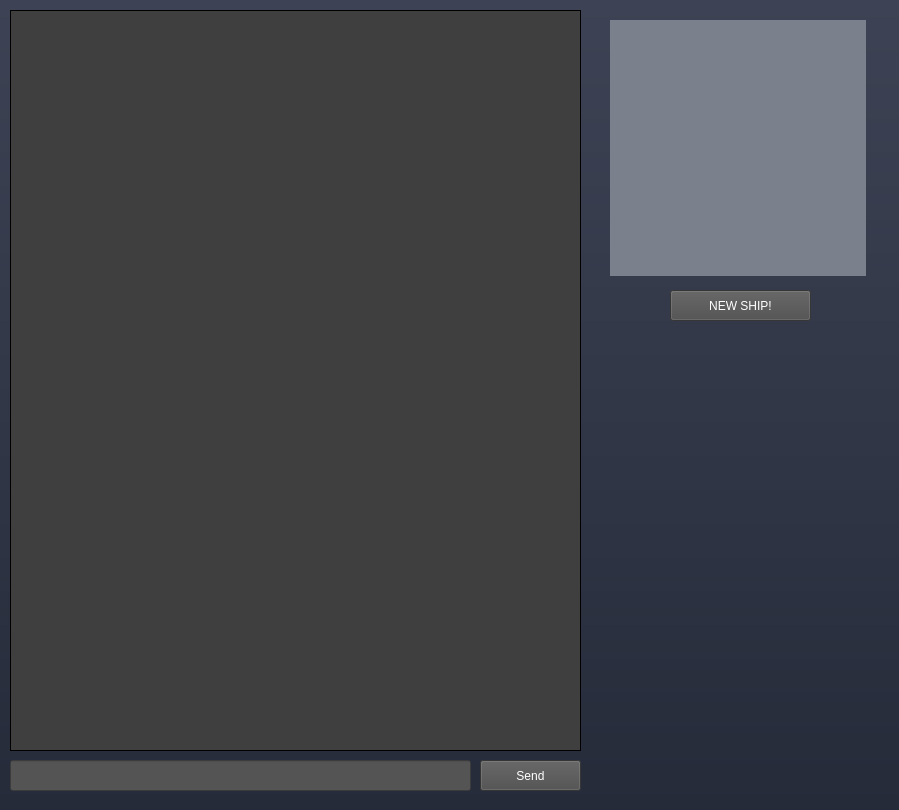
Qt form Client/DeisgnerWindow.ui (dicemaster5/comp260-server) before a commit.
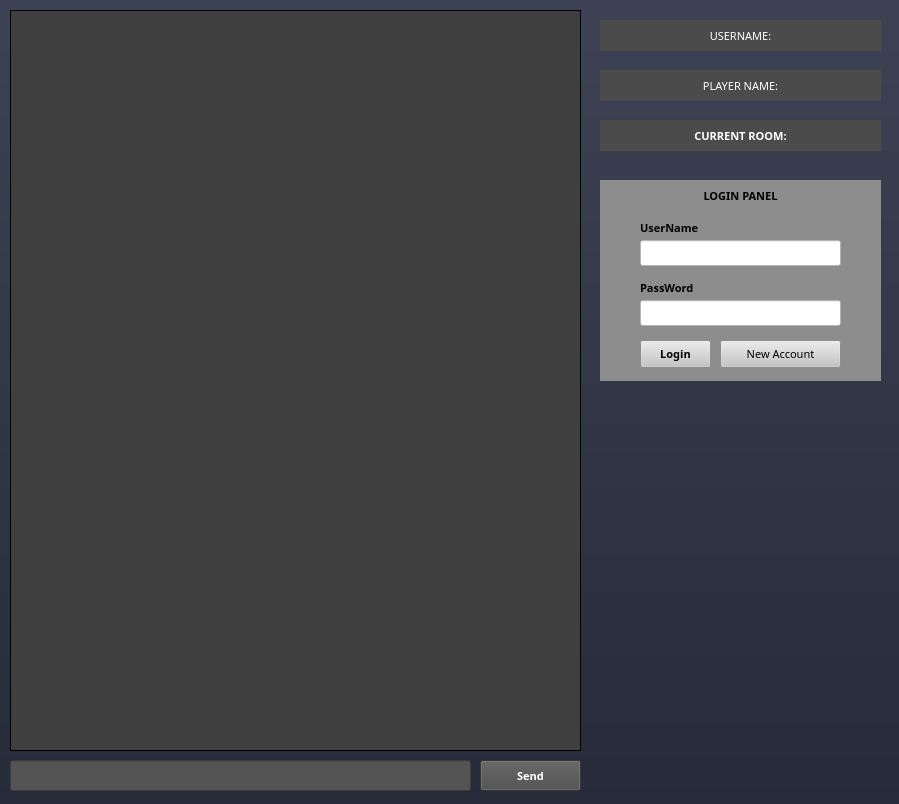
The same form after that commit.

Commit message: Big Update, many changes, Login system now in with database manager.

Diff of the .ui file:
```diff
--- a/Client/DeisgnerWindow.ui
+++ b/Client/DeisgnerWindow.ui
@@ -10,7 +10,7 @@
     <x>0</x>
     <y>0</y>
     <width>899</width>
-    <height>810</height>
+    <height>804</height>
    </rect>
   </property>
   <property name="maximumSize">
@@ -19,6 +19,15 @@
     <height>817</height>
    </size>
   </property>
+  <property name="font">
+   <font>
+    <family>8514oem</family>
+    <pointsize>8</pointsize>
+    <weight>75</weight>
+    <italic>false</italic>
+    <bold>true</bold>
+   </font>
+  </property>
   <property name="cursor">
    <cursorShape>ArrowCursor</cursorShape>
   </property>
@@ -29,13 +38,19 @@
    <double>1.000000000000000</double>
   </property>
   <property name="styleSheet">
-   <string notr="true">background-color: qlineargradient(spread:pad, x1:1, y1:1, x2:1, y2:0, stop:0 rgba(38, 43, 58 255), stop:1 rgba(61, 67, 84, 255));
-font: 8pt &quot;8514oem&quot;;</string>
+   <string notr="true"/>
   </property>
   <property name="dockOptions">
    <set>QMainWindow::AllowTabbedDocks|QMainWindow::AnimatedDocks</set>
   </property>
-  <widget class="QWidget" name="centralwidget">
+  <widget class="QWidget" name="mainWidget">
+   <property name="enabled">
+    <bool>true</bool>
+   </property>
+   <property name="styleSheet">
+    <string notr="true">background-color: qlineargradient(spread:pad, x1:1, y1:1, x2:1, y2:0, stop:0 rgba(38, 43, 58 255), stop:1 rgba(61, 67, 84, 255));
+font: 8pt &quot;8514oem&quot;;</string>
+   </property>
    <widget class="QLineEdit" name="UserInputBox">
     <property name="geometry">
      <rect>
@@ -99,51 +114,233 @@
    <widget class="QLabel" name="ShipView">
     <property name="geometry">
      <rect>
-      <x>610</x>
+      <x>600</x>
+      <y>120</y>
+      <width>281</width>
+      <height>31</height>
+     </rect>
+    </property>
+    <property name="layoutDirection">
+     <enum>Qt::LeftToRight</enum>
+    </property>
+    <property name="styleSheet">
+     <string notr="true">background-color:rgb(75, 75, 75);
+color: white;
+font: &quot;8514oem&quot;;</string>
+    </property>
+    <property name="text">
+     <string>CURRENT ROOM:</string>
+    </property>
+    <property name="alignment">
+     <set>Qt::AlignCenter</set>
+    </property>
+   </widget>
+   <widget class="QLabel" name="playerNameBox">
+    <property name="geometry">
+     <rect>
+      <x>600</x>
+      <y>70</y>
+      <width>281</width>
+      <height>31</height>
+     </rect>
+    </property>
+    <property name="font">
+     <font>
+      <family>8514oem</family>
+      <pointsize>8</pointsize>
+      <weight>50</weight>
+      <italic>false</italic>
+      <bold>false</bold>
+     </font>
+    </property>
+    <property name="layoutDirection">
+     <enum>Qt::LeftToRight</enum>
+    </property>
+    <property name="styleSheet">
+     <string notr="true">background-color:rgb(75, 75, 75);
+color: white;
+font: &quot;8514oem&quot;;</string>
+    </property>
+    <property name="text">
+     <string>PLAYER NAME:</string>
+    </property>
+    <property name="alignment">
+     <set>Qt::AlignCenter</set>
+    </property>
+   </widget>
+   <widget class="QLabel" name="userNameBox">
+    <property name="geometry">
+     <rect>
+      <x>600</x>
       <y>20</y>
-      <width>256</width>
-      <height>256</height>
+      <width>281</width>
+      <height>31</height>
      </rect>
     </property>
+    <property name="font">
+     <font>
+      <family>8514oem</family>
+      <pointsize>8</pointsize>
+      <weight>50</weight>
+      <italic>false</italic>
+      <bold>false</bold>
+     </font>
+    </property>
+    <property name="layoutDirection">
+     <enum>Qt::LeftToRight</enum>
+    </property>
     <property name="styleSheet">
-     <string notr="true">background-color:#7a818c;
-text-align:center;
-image-rendering: crisp-edges;
+     <string notr="true">background-color:rgb(75, 75, 75);
+color: white;
+font: &quot;8514oem&quot;;</string>
+    </property>
+    <property name="text">
+     <string>USERNAME:</string>
+    </property>
+    <property name="alignment">
+     <set>Qt::AlignCenter</set>
+    </property>
+   </widget>
+   <widget class="QWidget" name="loginWidget" native="true">
+    <property name="geometry">
+     <rect>
+      <x>600</x>
+      <y>180</y>
+      <width>281</width>
+      <height>201</height>
+     </rect>
+    </property>
+    <property name="minimumSize">
+     <size>
+      <width>281</width>
+      <height>0</height>
+     </size>
+    </property>
+    <property name="styleSheet">
+     <string notr="true">background-color: rgb(141, 141, 141);</string>
+    </property>
+    <widget class="QLineEdit" name="UserNameInput">
+     <property name="geometry">
+      <rect>
+       <x>40</x>
+       <y>60</y>
+       <width>201</width>
+       <height>26</height>
+      </rect>
+     </property>
+     <property name="styleSheet">
+      <string notr="true">background-color: white;</string>
+     </property>
+    </widget>
+    <widget class="QLineEdit" name="PassWordInput">
+     <property name="geometry">
+      <rect>
+       <x>40</x>
+       <y>120</y>
+       <width>201</width>
+       <height>26</height>
+      </rect>
+     </property>
+     <property name="styleSheet">
+      <string notr="true">background-color: white;</string>
+     </property>
+     <property name="echoMode">
+      <enum>QLineEdit::Password</enum>
+     </property>
+    </widget>
+    <widget class="QLabel" name="label">
+     <property name="geometry">
+      <rect>
+       <x>40</x>
+       <y>40</y>
+       <width>101</width>
+       <height>16</height>
+      </rect>
+     </property>
+     <property name="text">
+      <string>UserName</string>
+     </property>
+     <property name="alignment">
+      <set>Qt::AlignLeading|Qt::AlignLeft|Qt::AlignVCenter</set>
+     </property>
+    </widget>
+    <widget class="QLabel" name="label_2">
+     <property name="geometry">
+      <rect>
+       <x>40</x>
+       <y>100</y>
+       <width>101</width>
+       <height>16</height>
+      </rect>
+     </property>
+     <property name="text">
+      <string>PassWord</string>
+     </property>
+     <property name="alignment">
+      <set>Qt::AlignLeading|Qt::AlignLeft|Qt::AlignVCenter</set>
+     </property>
+    </widget>
+    <widget class="QLabel" name="label_3">
+     <property name="geometry">
+      <rect>
+       <x>80</x>
+       <y>0</y>
+       <width>121</width>
+       <height>31</height>
+      </rect>
+     </property>
+     <property name="text">
+      <string>LOGIN PANEL</string>
+     </property>
+     <property name="alignment">
+      <set>Qt::AlignCenter</set>
+     </property>
+    </widget>
+    <widget class="QPushButton" name="LoginButton">
+     <property name="geometry">
+      <rect>
+       <x>40</x>
+       <y>160</y>
+       <width>71</width>
+       <height>28</height>
+      </rect>
+     </property>
+     <property name="styleSheet">
+      <string notr="true">background-color:rgb(197, 197, 197);
 </string>
-    </property>
-    <property name="lineWidth">
-     <number>10</number>
-    </property>
-    <property name="text">
-     <string/>
-    </property>
-    <property name="scaledContents">
-     <bool>false</bool>
-    </property>
-    <property name="alignment">
-     <set>Qt::AlignCenter</set>
-    </property>
-    <property name="wordWrap">
-     <bool>false</bool>
-    </property>
-   </widget>
-   <widget class="QPushButton" name="RandoButton">
-    <property name="geometry">
-     <rect>
-      <x>670</x>
-      <y>290</y>
-      <width>141</width>
-      <height>31</height>
-     </rect>
-    </property>
-    <property name="styleSheet">
-     <string notr="true">background-color:rgb(75, 75, 75);
-color: white;
-font: 6pt &quot;8514oem&quot;;</string>
-    </property>
-    <property name="text">
-     <string>NEW SHIP!</string>
-    </property>
+     </property>
+     <property name="text">
+      <string>Login</string>
+     </property>
+    </widget>
+    <widget class="QPushButton" name="NewAccountButton">
+     <property name="enabled">
+      <bool>true</bool>
+     </property>
+     <property name="geometry">
+      <rect>
+       <x>120</x>
+       <y>160</y>
+       <width>121</width>
+       <height>28</height>
+      </rect>
+     </property>
+     <property name="font">
+      <font>
+       <family>8514oem</family>
+       <pointsize>8</pointsize>
+       <weight>50</weight>
+       <italic>false</italic>
+       <bold>false</bold>
+      </font>
+     </property>
+     <property name="styleSheet">
+      <string notr="true">background-color:rgb(197, 197, 197);</string>
+     </property>
+     <property name="text">
+      <string>New Account</string>
+     </property>
+    </widget>
    </widget>
   </widget>
  </widget>
```
Left out of the diff: 5 changed lines with no effect on the pictures. The commit also changes 8 other files.
